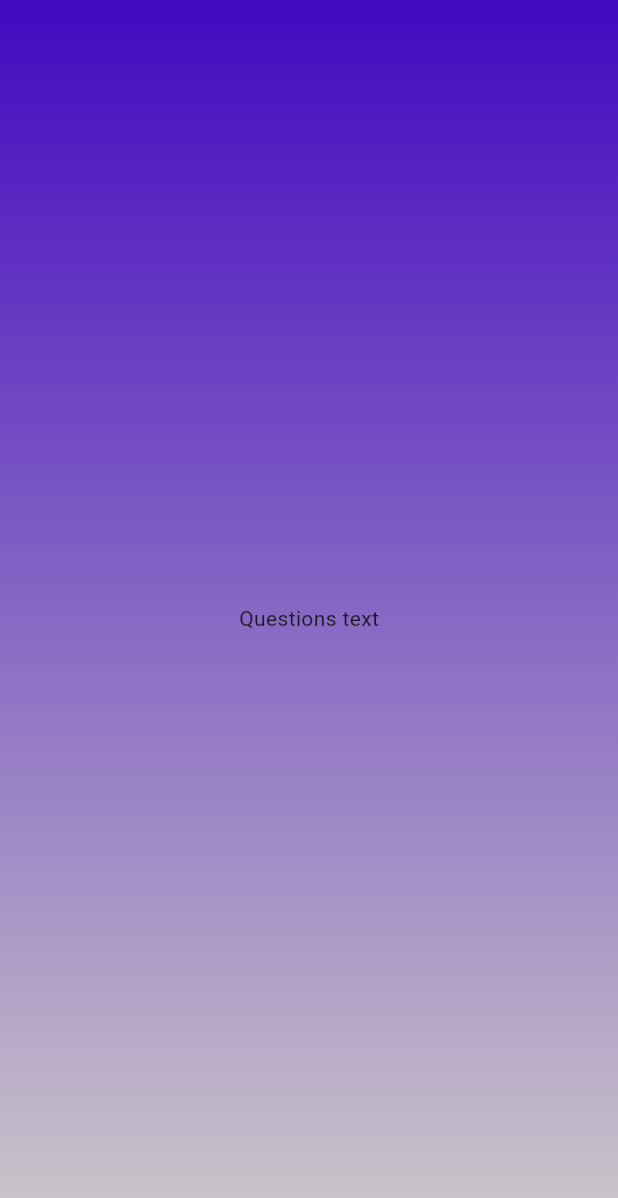
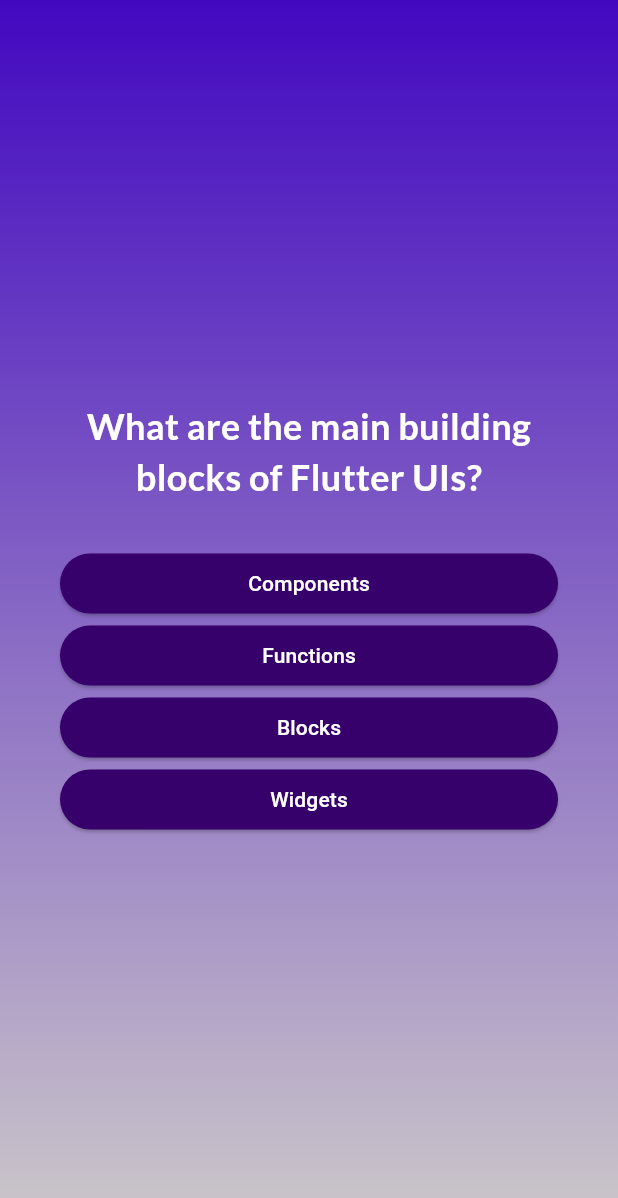
Before and after one commit to abdelrahman93/dice_app, a Flutter app: the screen it shows after launch, after a tap on "Lets Start Quiz", on a phone screen of 412 x 824 dp. Shown: the top 1198 px of the screen. Run offline on Flutter 3.47's test engine with Material 3 defaults, Android fonts, the phone set to English and light mode, and no system bars; our stand-ins replace google_fonts.

Commit message:
Quiz app (questions - results -summary)

```diff
--- /dev/null
+++ b/lib/answer_button_widget.dart
@@ -0,0 +1,25 @@
+import 'package:flutter/material.dart';
+
+class AnswerButtonWidget extends StatelessWidget {
+  const AnswerButtonWidget({
+    super.key,
+    required this.textButton,
+    required this.onClick,
+  });
+
+  final String textButton;
+  final void Function() onClick;
+
+  @override
+  Widget build(BuildContext context) {
+    return ElevatedButton(
+      onPressed: onClick,
+      style: ElevatedButton.styleFrom(
+        backgroundColor: const Color.fromARGB(255, 54, 1, 107),
+        foregroundColor: Colors.white,
+        shape: RoundedRectangleBorder(borderRadius: BorderRadius.circular(40)),
+      ),
+      child: Text(textButton),
+    );
+  }
+}
--- a/lib/custom_text_widget.dart
+++ b/lib/custom_text_widget.dart
@@ -1,4 +1,5 @@
 import 'package:flutter/material.dart';
+import 'package:google_fonts/google_fonts.dart';
 
 class CustomTextWidget extends StatelessWidget {
  const CustomTextWidget(this.text,{super.key});
@@ -9,7 +10,7 @@ class CustomTextWidget extends StatelessWidget {
   Widget build(BuildContext context) {
     return Text(
       text,
-      style: TextStyle(color: Colors.white, fontSize: 20),
+      style: GoogleFonts.aBeeZee(color: Colors.white, fontSize: 30 ),
     );
   }
 }
--- /dev/null
+++ b/lib/data/questions.dart
@@ -0,0 +1,56 @@
+
+import 'package:dice_app/modles/quiz_questions.dart';
+
+const questions = [
+  QuizQuestion(
+    'What are the main building blocks of Flutter UIs?',
+    [
+      'Widgets',
+      'Components',
+      'Blocks',
+      'Functions',
+    ],
+  ),
+  QuizQuestion('How are Flutter UIs built?', [
+    'By combining widgets in code',
+    'By combining widgets in a visual editor',
+    'By defining widgets in config files',
+    'By using XCode for iOS and Android Studio for Android',
+  ]),
+  QuizQuestion(
+    'What\'s the purpose of a StatefulWidget?',
+    [
+      'Update UI as data changes',
+      'Update data as UI changes',
+      'Ignore data changes',
+      'Render UI that does not depend on data',
+    ],
+  ),
+  QuizQuestion(
+    'Which widget should you try to use more often: StatelessWidget or StatefulWidget?',
+    [
+      'StatelessWidget',
+      'StatefulWidget',
+      'Both are equally good',
+      'None of the above',
+    ],
+  ),
+  QuizQuestion(
+    'What happens if you change data in a StatelessWidget?',
+    [
+      'The UI is not updated',
+      'The UI is updated',
+      'The closest StatefulWidget is updated',
+      'Any nested StatefulWidgets are updated',
+    ],
+  ),
+  QuizQuestion(
+    'How should you update data inside of StatefulWidgets?',
+    [
+      'By calling setState()',
+      'By calling updateData()',
+      'By calling updateUI()',
+      'By calling updateState()',
+    ],
+  ),
+];
--- a/lib/main.dart
+++ b/lib/main.dart
@@ -1,4 +1,4 @@
-import 'package:dice_app/quiz.dart';
+import 'package:dice_app/quiz_screen.dart';
 import 'package:flutter/material.dart';
 
 void main() {
--- /dev/null
+++ b/lib/modles/quiz_questions.dart
@@ -0,0 +1,12 @@
+class QuizQuestion {
+  const QuizQuestion(this.text, this.answers);
+
+  final String text;
+  final List<String> answers;
+
+  List<String> getSuffledAnswers() {
+    final shuffledList = List.of(answers);
+    shuffledList.shuffle();
+    return shuffledList;
+  }
+}
--- a/lib/questions.dart
+++ /dev/null
@@ -1,17 +0,0 @@
-import 'package:flutter/material.dart';
-
-class Questions extends StatefulWidget {
-  const Questions({super.key});
-
-  @override
-  State<Questions> createState() {
-    return _QuestionsState();
-  }
-}
-
-class _QuestionsState extends State<Questions> {
-  @override
-  Widget build(BuildContext context) {
-    return Center(child: Text("Questions text"));
-  }
-}
--- /dev/null
+++ b/lib/questions_screen.dart
@@ -0,0 +1,62 @@
+import 'package:dice_app/answer_button_widget.dart';
+import 'package:dice_app/data/questions.dart';
+import 'package:flutter/material.dart';
+import 'package:google_fonts/google_fonts.dart';
+
+class Questions extends StatefulWidget {
+  const Questions(
+    {
+    super.key,
+    required this.onSelectAnswer,
+  });
+
+  final void Function(String answer) onSelectAnswer;
+
+  @override
+  State<Questions> createState() {
+    return _QuestionsState();
+  }
+}
+
+class _QuestionsState extends State<Questions> {
+  var currentQuestionIndex = 0;
+
+  void answerQustion(String selectedAnswer) {
+    widget.onSelectAnswer(selectedAnswer);
+    setState(() {
+      currentQuestionIndex++;
+    });
+  }
+
+  @override
+  Widget build(BuildContext context) {
+    var currentQuestion = questions[currentQuestionIndex];
+    return SizedBox(
+      width: double.infinity,
+      child: Container(
+        padding: EdgeInsets.all(40),
+        child: Column(
+          mainAxisAlignment: MainAxisAlignment.center,
+          crossAxisAlignment: CrossAxisAlignment.stretch,
+          children: [
+            Text(
+              currentQuestion.text,
+              style: GoogleFonts.lato(
+                color: Colors.white,
+                fontSize: 24,
+                fontWeight: FontWeight.bold,
+              ),
+              textAlign: TextAlign.center,
+            ),
+            const SizedBox(height: 30),
+            ...currentQuestion.getSuffledAnswers().map((answer) {
+              return AnswerButtonWidget(textButton: answer, onClick: () {
+                answerQustion(answer);
+              });
+            }),
+          ],
+        ),
+      ),
+    );
+  }
+}
--- a/lib/quiz.dart
+++ /dev/null
@@ -1,49 +0,0 @@
-import 'package:dice_app/questions.dart';
-import 'package:dice_app/start_screen.dart';
-import 'package:flutter/material.dart';
-
-class Quiz extends StatefulWidget {
-  const Quiz({super.key});
-
-  @override
-  State<Quiz> createState() {
-    return _QuizState();
-  }
-}
-
-class _QuizState extends State<Quiz> {
-  Widget? activeScreen;
-
-  @override
-  void initState() {
-    activeScreen = StartScreen(switchScreen);
-    super.initState();
-  }
-
-  void switchScreen() {
-    setState(() {
-      activeScreen = const Questions();
-    });
-  }
-
-  @override
-  Widget build(BuildContext context) {
-    return MaterialApp(
-      home: Scaffold(
-        body: Container(
-          decoration: BoxDecoration(
-            gradient: LinearGradient(
-              colors: [
-                const Color.fromARGB(255, 66, 8, 192),
-                const Color.fromARGB(255, 205, 201, 201),
-              ],
-              begin: Alignment.topCenter,
-              end: Alignment.bottomCenter,
-            ),
-          ),
-          child: activeScreen,
-        ),
-      ),
-    );
-  }
-}
--- /dev/null
+++ b/lib/quiz_screen.dart
@@ -0,0 +1,80 @@
+import 'package:dice_app/data/questions.dart';
+import 'package:dice_app/questions_screen.dart';
+import 'package:dice_app/results_screen.dart';
+import 'package:dice_app/start_screen.dart';
+import 'package:flutter/material.dart';
+
+class Quiz extends StatefulWidget {
+  const Quiz({super.key});
+
+  @override
+  State<Quiz> createState() {
+    return _QuizState();
+  }
+}
+
+class _QuizState extends State<Quiz> {
+  var activeScreen = 'start-screen';
+
+  List<String> selectedAnswers = [];
+
+  // @override
+  // void initState() {
+  //   activeScreen = 'start-screen';
+  //   super.initState();
+  // }
+
+  void switchScreen() {
+    setState(() {
+      activeScreen = 'question-screen';
+    });
+  }
+
+  void chooseAnswer(String answer) {
+    selectedAnswers.add(answer);
+    if (selectedAnswers.length == questions.length) {
+      setState(() {
+       // selectedAnswers = [];
+        activeScreen = 'results-screen';
+      });
+    }
+  }
+
+  void onRestart() {
+    setState(() {
+      selectedAnswers=[];
+      activeScreen = 'questions-screen';
+    });
+  }
+
+  @override
+  Widget build(BuildContext context) {
+    Widget screenWideget = StartScreen(switchScreen);
+
+    if (activeScreen == 'question-screen') {
+      screenWideget = Questions(onSelectAnswer: chooseAnswer);
+    }
+
+     if (activeScreen == 'results-screen') {
+      screenWideget = ResultsScreen(chosenAnswers: selectedAnswers,onRestart: onRestart,);
+    }
+
+    return MaterialApp(
+      home: Scaffold(
+        body: Container(
+          decoration: BoxDecoration(
+            gradient: LinearGradient(
+              colors: [
+                const Color.fromARGB(255, 66, 8, 192),
+                const Color.fromARGB(255, 205, 201, 201),
+              ],
+              begin: Alignment.topCenter,
+              end: Alignment.bottomCenter,
+            ),
+          ),
+          child: screenWideget,
+        ),
+      ),
+    );
+  }
+}
--- a/pubspec.yaml
+++ b/pubspec.yaml
@@ -34,6 +34,7 @@ dependencies:
   # The following adds the Cupertino Icons font to your application.
   # Use with the CupertinoIcons class for iOS style icons.
   cupertino_icons: ^1.0.8
+  google_fonts: ^6.2.1
 
 dev_dependencies:
   flutter_test:
```
Also changed, not shown: lib/questions_summary/question_identifier.dart (added, +48 -0 lines), lib/questions_summary/questions_summary.dart (added, +23 -0 lines), lib/questions_summary/summary_item.dart (added, +69 -0 lines), lib/results_screen.dart (added, +72 -0 lines), pubspec.lock, 10 other files.
